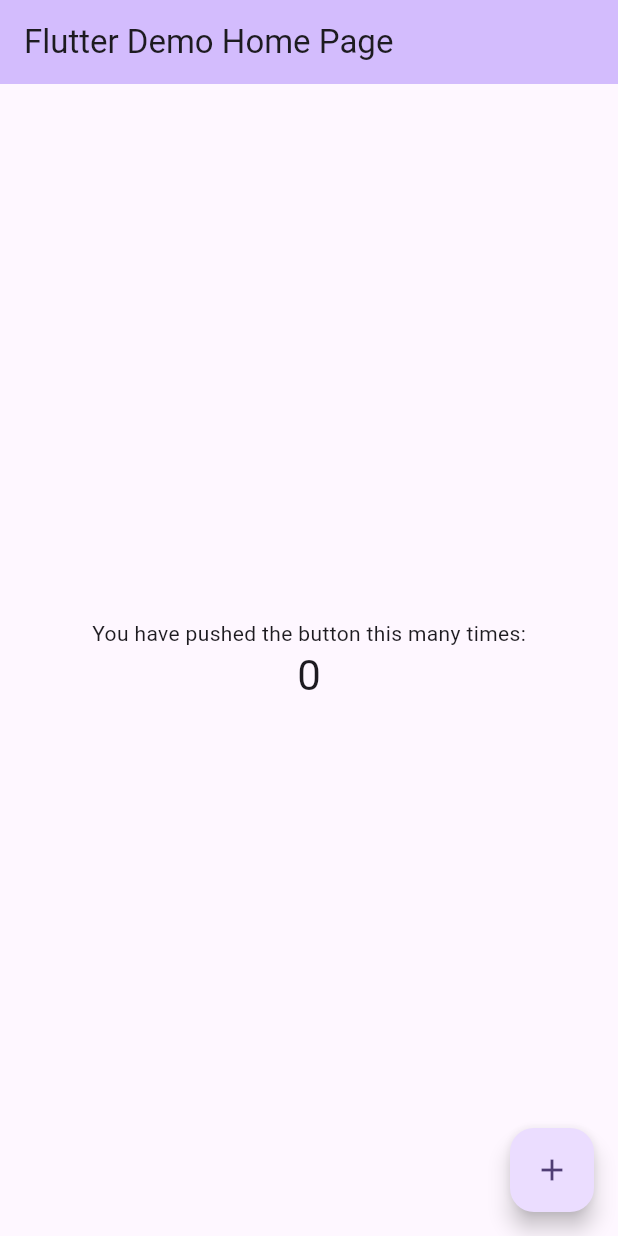
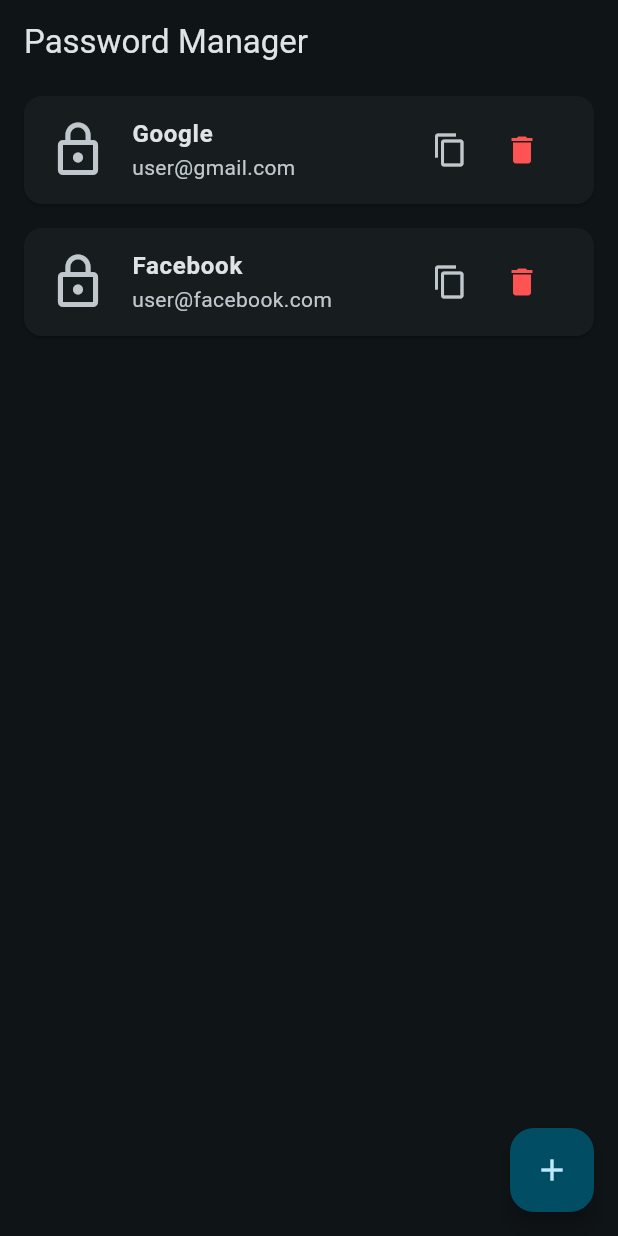
Before and after one commit to could-ai/0198417a-2128-74de-9fcc-fc209c5737e3, a Flutter app: the screen it shows after launch, on a phone screen of 412 x 824 dp. Run offline on Flutter 3.47's test engine with Material 3 defaults, Android fonts, the phone set to English and light mode, and no system bars.

Commit message:
Refactored main.dart to set up the Password Manager home screen and theme. Removed the default counter app and replaced it with PasswordListScreen as the home widget. Configured a dark theme suitable for the application.; Created a new Password model to define the data structure for password entries. This class includes fields for id, website, username, and password, establishing a clear data schema for the application.; Created the main PasswordListScreen to display saved passwords. This screen uses a temporary in-memory list for demonstration, a ListView to render the data, and a FloatingActionButton to navigate to the add/edit screen. Includes basic delete functionality.; Created the AddEditPasswordScreen for adding and editing passwords. This screen contains a form with validation for website, username, and password fields. It includes a password visibility toggle and logic to handle both creating new and updating existing entries.

```diff
--- a/usr/lib/main.dart
+++ b/usr/lib/main.dart
@@ -1,4 +1,5 @@
 import 'package:flutter/material.dart';
+import 'screens/password_list_screen.dart';
 
 void main() {
   runApp(const MyApp());
@@ -7,114 +8,19 @@ void main() {
 class MyApp extends StatelessWidget {
   const MyApp({super.key});
 
-  // This widget is the root of your application.
   @override
   Widget build(BuildContext context) {
     return MaterialApp(
-      title: 'Flutter Demo',
+      title: 'Password Manager',
       debugShowCheckedModeBanner: false,
       theme: ThemeData(
-        // This is the theme of your application.
-        //
-        // TRY THIS: Try running your application with "flutter run". You'll see
-        // the application has a purple toolbar. Then, without quitting the app,
-        // try changing the seedColor in the colorScheme below to Colors.green
-        // and then invoke "hot reload" (save your changes or press the "hot
-        // reload" button in a Flutter-supported IDE, or press "r" if you used
-        // the command line to start the app).
-        //
-        // Notice that the counter didn't reset back to zero; the application
-        // state is not lost during the reload. To reset the state, use hot
-        // restart instead.
-        //
-        // This works for code too, not just values: Most code changes can be
-        // tested with just a hot reload.
-        colorScheme: ColorScheme.fromSeed(seedColor: Colors.deepPurple),
+        colorScheme: ColorScheme.fromSeed(
+          seedColor: Colors.blueGrey,
+          brightness: Brightness.dark,
+        ),
+        useMaterial3: true,
       ),
-      home: const MyHomePage(title: 'Flutter Demo Home Page'),
+      home: const PasswordListScreen(),
     );
   }
 }
-
-class MyHomePage extends StatefulWidget {
-  const MyHomePage({super.key, required this.title});
-
-  // This widget is the home page of your application. It is stateful, meaning
-  // that it has a State object (defined below) that contains fields that affect
-  // how it looks.
-
-  // This class is the configuration for the state. It holds the values (in this
-  // case the title) provided by the parent (in this case the App widget) and
-  // used by the build method of the State. Fields in a Widget subclass are
-  // always marked "final".
-
-  final String title;
-
-  @override
-  State<MyHomePage> createState() => _MyHomePageState();
-}
-
-class _MyHomePageState extends State<MyHomePage> {
-  int _counter = 0;
-
-  void _incrementCounter() {
-    setState(() {
-      // This call to setState tells the Flutter framework that something has
-      // changed in this State, which causes it to rerun the build method below
-      // so that the display can reflect the updated values. If we changed
-      // _counter without calling setState(), then the build method would not be
-      // called again, and so nothing would appear to happen.
-      _counter++;
-    });
-  }
-
-  @override
-  Widget build(BuildContext context) {
-    // This method is rerun every time setState is called, for instance as done
-    // by the _incrementCounter method above.
-    //
-    // The Flutter framework has been optimized to make rerunning build methods
-    // fast, so that you can just rebuild anything that needs updating rather
-    // than having to individually change instances of widgets.
-    return Scaffold(
-      appBar: AppBar(
-        // TRY THIS: Try changing the color here to a specific color (to
-        // Colors.amber, perhaps?) and trigger a hot reload to see the AppBar
-        // change color while the other colors stay the same.
-        backgroundColor: Theme.of(context).colorScheme.inversePrimary,
-        // Here we take the value from the MyHomePage object that was created by
-        // the App.build method, and use it to set our appbar title.
-        title: Text(widget.title),
-      ),
-      body: Center(
-        // Center is a layout widget. It takes a single child and positions it
-        // in the middle of the parent.
-        child: Column(
-          // Column is also a layout widget. It takes a list of children and
-          // arranges them vertically. By default, it sizes itself to fit its
-          // children horizontally, and tries to be as tall as its parent.
-          //
-          // Column has various properties to control how it sizes itself and
-          // how it positions its children. Here we use mainAxisAlignment to
-          // center the children vertically; the main axis here is the vertical
-          // axis because Columns are vertical (the cross axis would be
-          // horizontal).
-          //
-          // TRY THIS: Invoke "debug painting" (choose the "Toggle Debug Paint"
-          // action in the IDE, or press "p" in the console), to see the
-          // wireframe for each widget.
-          mainAxisAlignment: MainAxisAlignment.center,
-          children: <Widget>[
-            const Text('You have pushed the button this many times:'),
-            Text('$_counter', style: Theme.of(context).textTheme.headlineMedium),
-          ],
-        ),
-      ),
-      floatingActionButton: FloatingActionButton(
-        onPressed: _incrementCounter,
-        tooltip: 'Increment',
-        child: const Icon(Icons.add),
-      ), // This trailing comma makes auto-formatting nicer for build methods.
-    );
-  }
-}
--- /dev/null
+++ b/usr/lib/models/password_model.dart
@@ -0,0 +1,13 @@
+class Password {
+  final String id;
+  final String website;
+  final String username;
+  final String password;
+
+  Password({
+    required this.id,
+    required this.website,
+    required this.username,
+    required this.password,
+  });
+}
--- /dev/null
+++ b/usr/lib/screens/password_list_screen.dart
@@ -0,0 +1,109 @@
+import 'package:flutter/material.dart';
+import '../models/password_model.dart';
+import 'add_edit_password_screen.dart';
+
+class PasswordListScreen extends StatefulWidget {
+  const PasswordListScreen({super.key});
+
+  @override
+  State<PasswordListScreen> createState() => _PasswordListScreenState();
+}
+
+class _PasswordListScreenState extends State<PasswordListScreen> {
+  // This is a placeholder for your password data.
+  // In a real application, you would fetch this from a secure database.
+  // I am using a local list here because no Supabase project is selected.
+  final List<Password> _passwords = [
+    Password(id: '1', website: 'Google', username: 'user@gmail.com', password: 'password123'),
+    Password(id: '2', website: 'Facebook', username: 'user@facebook.com', password: 'password456'),
+  ];
+
+  void _addOrUpdatePassword(Password password) {
+    final existingIndex = _passwords.indexWhere((p) => p.id == password.id);
+    setState(() {
+      if (existingIndex >= 0) {
+        _passwords[existingIndex] = password;
+      } else {
+        _passwords.add(password);
+      }
+    });
+  }
+
+  void _navigateToAddEditScreen([Password? password]) async {
+    final result = await Navigator.of(context).push(
+      MaterialPageRoute(
+        builder: (context) => AddEditPasswordScreen(password: password),
+      ),
+    );
+
+    if (result != null && result is Password) {
+      _addOrUpdatePassword(result);
+    }
+  }
+
+  void _deletePassword(String id) {
+    // NOTE: This is where you would typically delete data from a database.
+    // Since no Supabase project is selected, we are just removing from the local list.
+    setState(() {
+      _passwords.removeWhere((p) => p.id == id);
+    });
+    ScaffoldMessenger.of(context).showSnackBar(
+      const SnackBar(content: Text('Password deleted.'), backgroundColor: Colors.red),
+    );
+  }
+
+  @override
+  Widget build(BuildContext context) {
+    return Scaffold(
+      appBar: AppBar(
+        title: const Text('Password Manager'),
+      ),
+      body: _passwords.isEmpty
+          ? const Center(
+              child: Text(
+                'No passwords saved yet.\nTap the + button to add one!',
+                textAlign: TextAlign.center,
+                style: TextStyle(fontSize: 18, color: Colors.grey),
+              ),
+            )
+          : ListView.builder(
+              itemCount: _passwords.length,
+              itemBuilder: (context, index) {
+                final password = _passwords[index];
+                return Card(
+                  margin: const EdgeInsets.symmetric(horizontal: 16, vertical: 8),
+                  child: ListTile(
+                    leading: const Icon(Icons.lock_outline, size: 40),
+                    title: Text(password.website, style: const TextStyle(fontWeight: FontWeight.bold)),
+                    subtitle: Text(password.username),
+                    trailing: Row(
+                      mainAxisSize: MainAxisSize.min,
+                      children: [
+                        IconButton(
+                          icon: const Icon(Icons.copy),
+                          onPressed: () {
+                            // In a real app, you'd copy the password to the clipboard
+                            ScaffoldMessenger.of(context).showSnackBar(
+                              const SnackBar(content: Text('Password copied (not really!)')),
+                            );
+                          },
+                        ),
+                        IconButton(
+                          icon: const Icon(Icons.delete, color: Colors.redAccent),
+                          onPressed: () => _deletePassword(password.id),
+                        ),
+                      ],
+                    ),
+                    onTap: () => _navigateToAddEditScreen(password),
+                  ),
+                );
+              },
+            ),
+      floatingActionButton: FloatingActionButton(
+        onPressed: () => _navigateToAddEditScreen(),
+        tooltip: 'Add Password',
+        child: const Icon(Icons.add),
+      ),
+    );
+  }
+}
```
Also changed, not shown: usr/lib/screens/add_edit_password_screen.dart (added, +128 -0 lines).
